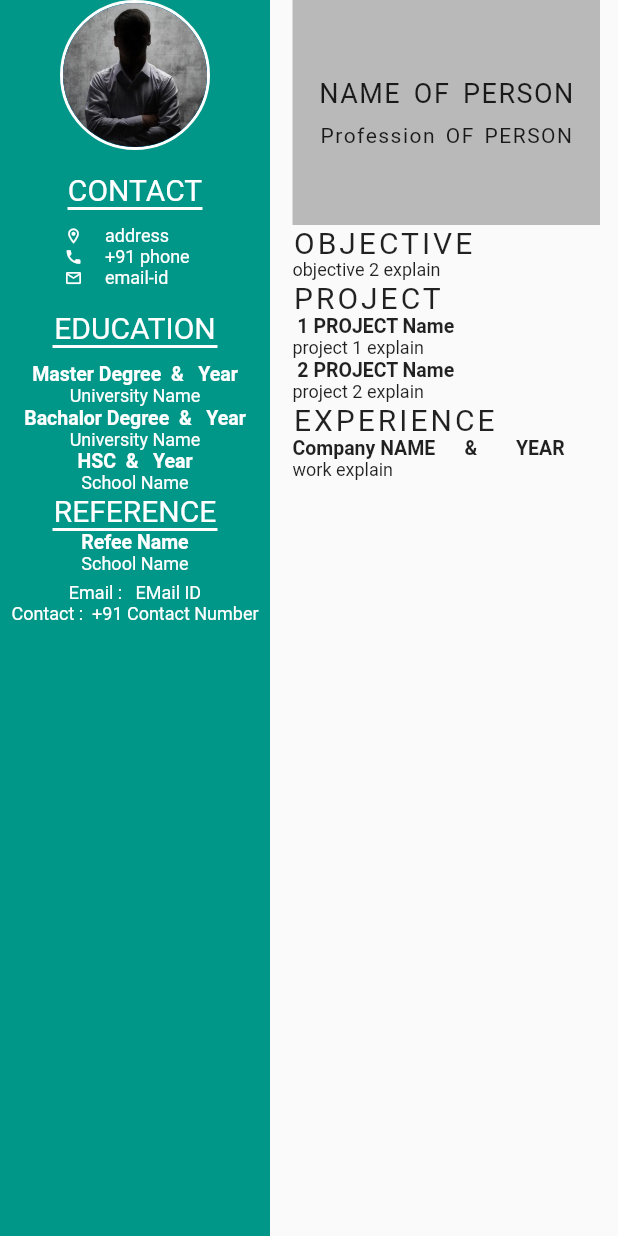
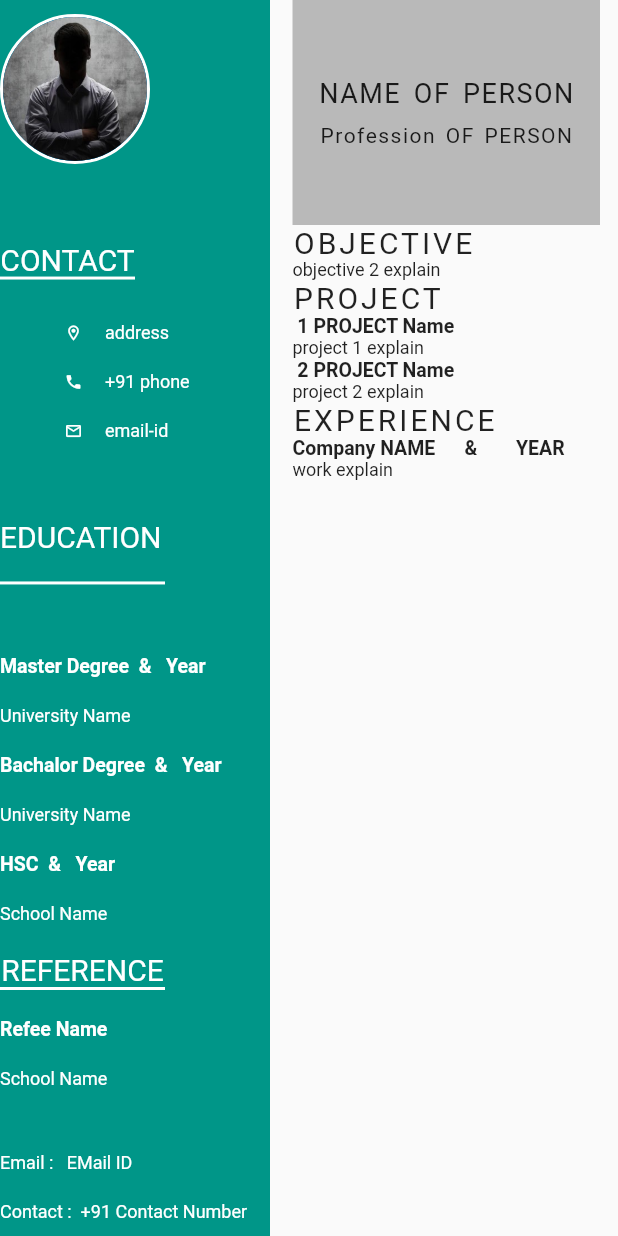
Before and after one commit to VivekTailor19/resume_builder, a Flutter app: the Preview_02 screen opened by its route, on a phone screen of 412 x 824 dp. Run offline on Flutter 3.47's test engine with Material 2 defaults, Android fonts, the phone set to English and light mode, and no system bars; our stand-ins replace image_picker, pdf; missing offline and left inert: path_provider_windows.

Commit message:
resume builder using flutter framwork and dart language

```diff
--- a/lib/Preview/preview_screen2.dart
+++ b/lib/Preview/preview_screen2.dart
@@ -16,17 +16,19 @@ class _Preview_02State extends State<Preview_02> {
           children: [
             Container(width: 180,color: Colors.teal,
               child: Column(
-                mainAxisAlignment: MainAxisAlignment.start,
-                crossAxisAlignment: CrossAxisAlignment.center,
+                mainAxisAlignment: MainAxisAlignment.spaceAround,
+                crossAxisAlignment: CrossAxisAlignment.start,
                 children: [
                   Container(height: 100,width: 100,
                       decoration: BoxDecoration(shape: BoxShape.circle,border: Border.all(color: Colors.white,width: 2)),
                       child: CircleAvatar(radius: 50,backgroundImage: AssetImage("assets/images/anonymous.jpg"),)),
                   SizedBox(height: 15),
 
-                  Text("CONTACT",style: TextStyle(wordSpacing: 3,color: Colors.white,fontSize: 20),),
-                  Container(height: 2,width: 90,color: Colors.white,),
-                  SizedBox(height: 10),
+                  Column(children :[
+                    Text("CONTACT",style: TextStyle(wordSpacing: 3,color: Colors.white,fontSize: 20),),
+                    Container(height: 2,width: 90,color: Colors.white,),
+                    SizedBox(height: 10),],),
+
 
                   Contact(i1: Icon(Icons.location_on_outlined,size: 12,color: Colors.white),data: "address"),
                   Contact(i1: Icon(Icons.phone,size: 12,color: Colors.white),data: "+91 phone"),
--- a/lib/main.dart
+++ b/lib/main.dart
@@ -9,12 +9,12 @@ void main() {
   runApp(MaterialApp(
     debugShowCheckedModeBanner: false,
     routes: {
-     // "/"       : (context) => HomeScreen(),
+      "/"       : (context) => HomeScreen(),
      //"old_resume" : (context) => Old_Resume(),
       "new_resume" : (context) => New_Resume(),
       "preview" : (context) => Preview_Screen(),
       "preview_02" : (context) => Preview_02(),
-      "/" : (context) => Preview_02(),
+      //"/" : (context) => Preview_02(),
 
 
     },
--- a/lib/resumeDataModal.dart
+++ b/lib/resumeDataModal.dart
@@ -3,8 +3,9 @@ class ResumeModal
   String? u_name,u_address,u_contact,u_email,u_career,u_education,u_project,u_project_details;
   String? u_training_place,u_training_year,u_tech_skills,u_soft_skills;
   String? u_ref,u_refcompany,u_refjob,u_refemail,u_path;
+  List? u_skill;
 
   ResumeModal({this.u_name,this.u_address,this.u_contact,this.u_email,this.u_career,this.u_education,this.u_project,
     this.u_project_details,this.u_training_place,this.u_training_year,this.u_tech_skills,this.u_soft_skills,
-    this.u_ref,this.u_refcompany,this.u_refjob,this.u_refemail,this.u_path});
+    this.u_ref,this.u_refcompany,this.u_refjob,this.u_refemail,this.u_path,this.u_skill});
 }
```
Also changed, not shown: lib/Preview/preview1.dart (+12 -0 lines), lib/new_resume.dart (+6 -2 lines).
